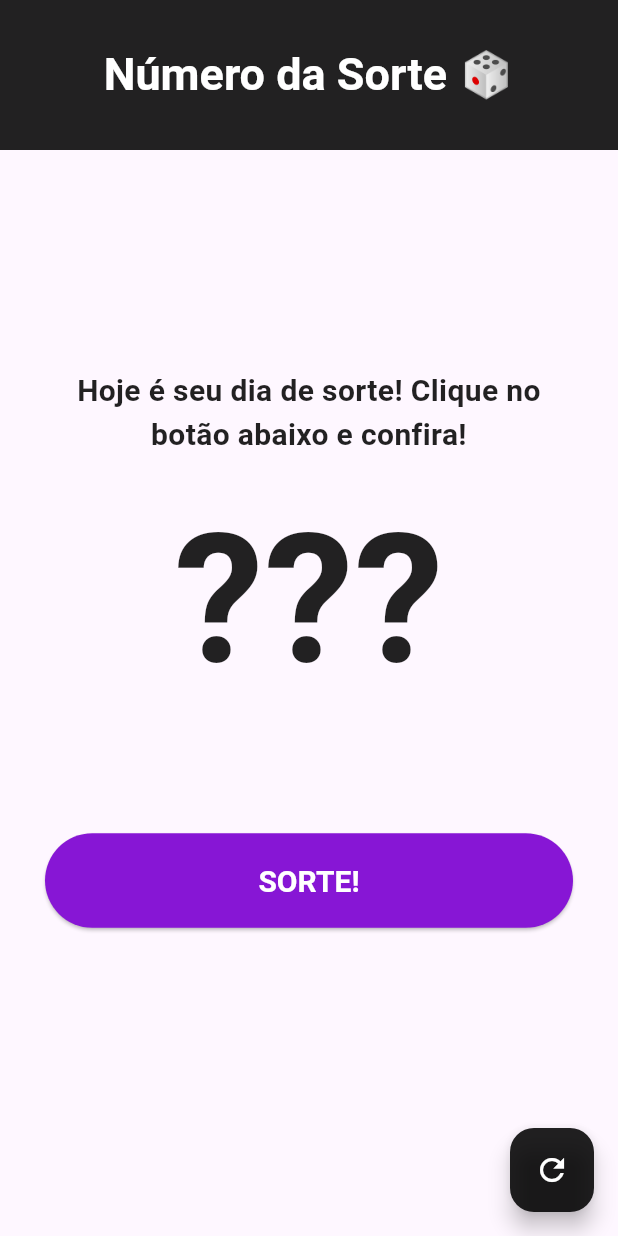
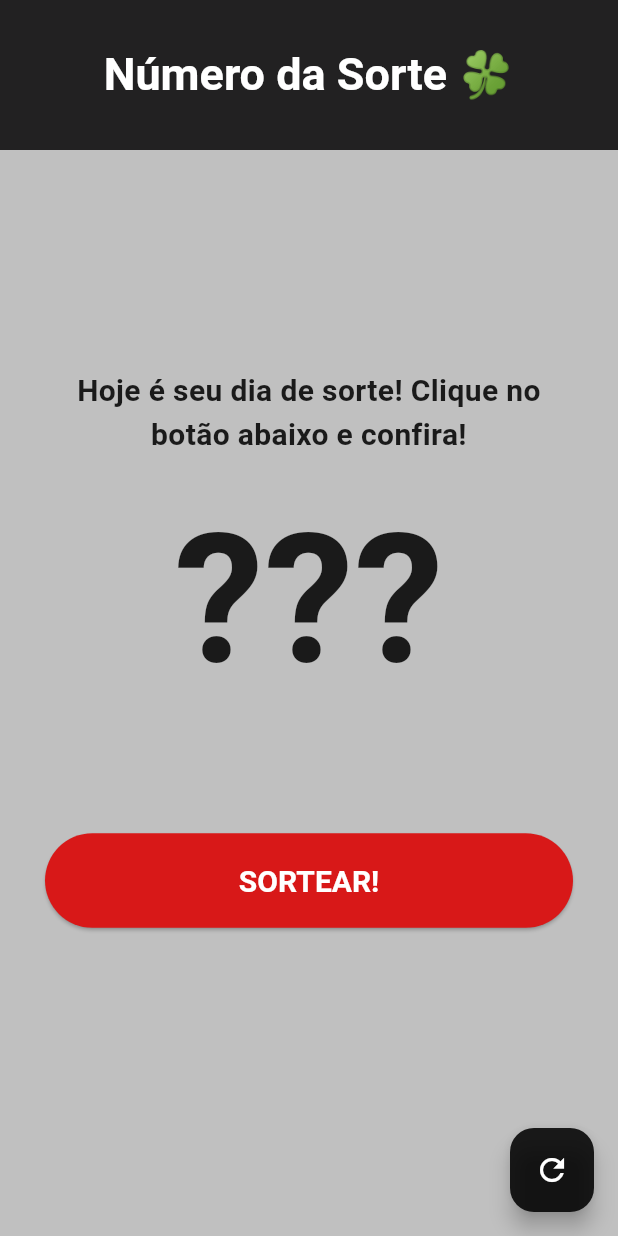
Before and after one commit to nezi404/flutter_luck_app, a Flutter app: the screen it shows after launch, on a phone screen of 412 x 824 dp. Run offline on Flutter 3.47's test engine with Material 3 defaults, Android fonts, the phone set to English and light mode, and no system bars.

Commit message:
Minha versão do app da sorte

```diff
--- a/lib/main.dart
+++ b/lib/main.dart
@@ -41,9 +41,9 @@ class _MainAppState extends State<MainApp> {
           centerTitle: true,
           toolbarHeight: 100,
           title: const Text(
-            'Número da Sorte 🎲',
+            'Número da Sorte 🍀',
             style: TextStyle(
-              color: Colors.white,
+              color: Color.fromARGB(255, 255, 255, 255),
               fontSize: 30,
               fontWeight: FontWeight.bold,
             ),
@@ -52,6 +52,7 @@ class _MainAppState extends State<MainApp> {
         ),
         body: Center(
           child: Container(
+            color: const Color.fromARGB(255, 192, 192, 192),
             padding: EdgeInsets.symmetric(horizontal: 30, vertical: 50),
             // margin: EdgeInsets.fromLTRB(20, 30, 50, 100),
             // color: Colors.amber,
@@ -103,7 +104,7 @@ class _MainAppState extends State<MainApp> {
                 Text(
                   _alert,
                   style: TextStyle(
-                    color: Color(0xff8716d5),
+                    color: Color.fromARGB(255, 213, 22, 22),
                     fontSize: 20,
                     fontWeight: FontWeight.bold,
                   ),
@@ -114,8 +115,8 @@ class _MainAppState extends State<MainApp> {
                   child: ElevatedButton(
                     onPressed: _generateRandom,
                     style: ElevatedButton.styleFrom(
-                      backgroundColor: Color(0xff8716d5),
-                      foregroundColor: Colors.white,
+                      backgroundColor: Color.fromARGB(255, 216, 24, 24),
+                      foregroundColor: const Color.fromARGB(255, 255, 255, 255),
                       padding: EdgeInsets.symmetric(
                         horizontal: 60,
                         vertical: 20,
@@ -125,7 +126,7 @@ class _MainAppState extends State<MainApp> {
                         fontWeight: FontWeight.bold,
                       ),
                     ),
-                    child: Text('SORTE!'),
+                    child: Text('SORTEAR!'),
                   ),
                 ),
                 Text(
@@ -133,7 +134,7 @@ class _MainAppState extends State<MainApp> {
                       ? ''
                       : 'Números já sorteados: \n${_randomNumberList.toString()}',
                   style: TextStyle(
-                    color: Color(0xff8716d5),
+                    color: Color.fromARGB(255, 216, 24, 24),
                     fontSize: 20,
                     fontWeight: FontWeight.bold,
                   ),
@@ -151,7 +152,7 @@ class _MainAppState extends State<MainApp> {
             });
           },
           backgroundColor: Colors.black87,
-          child: const Icon(Icons.refresh, color: Colors.white),
+          child: const Icon(Icons.refresh, color: Color.fromARGB(255, 255, 255, 255)),
         ),
       ),
     );
```
